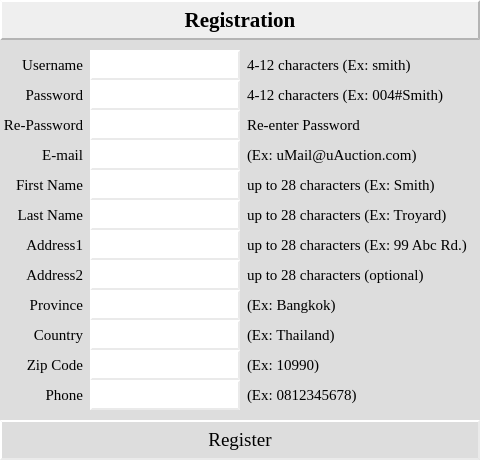
Qt form chimera/ui/register.ui (shiragaP/uAuction) before a commit.
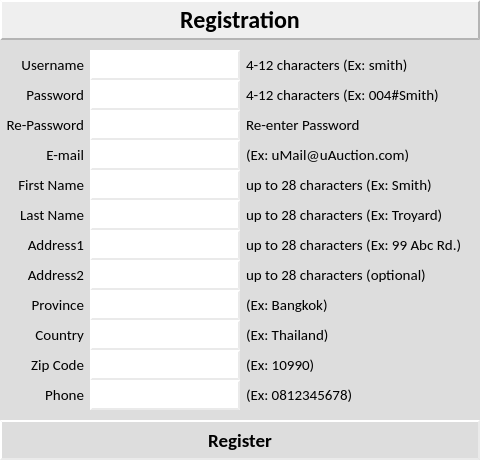
The same form after that commit.

The edit to the form file:
```diff
--- a/chimera/ui/register.ui
+++ b/chimera/ui/register.ui
@@ -85,7 +85,7 @@
    </property>
    <property name="font">
     <font>
-     <family>Times New Roman</family>
+     <family>Calibri</family>
      <pointsize>11</pointsize>
     </font>
    </property>
@@ -123,10 +123,10 @@
    </property>
    <property name="font">
     <font>
-     <family>Times New Roman</family>
+     <family>Calibri</family>
      <pointsize>14</pointsize>
-     <weight>50</weight>
-     <bold>false</bold>
+     <weight>75</weight>
+     <bold>true</bold>
     </font>
    </property>
    <property name="text">
@@ -144,8 +144,8 @@
    </property>
    <property name="font">
     <font>
-     <family>Times New Roman</family>
-     <pointsize>16</pointsize>
+     <family>Calibri</family>
+     <pointsize>18</pointsize>
      <weight>75</weight>
      <bold>true</bold>
     </font>
@@ -168,7 +168,7 @@
    </property>
    <property name="font">
     <font>
-     <family>Times New Roman</family>
+     <family>Calibri</family>
      <pointsize>11</pointsize>
     </font>
    </property>
@@ -190,7 +190,7 @@
    </property>
    <property name="font">
     <font>
-     <family>Times New Roman</family>
+     <family>Calibri</family>
      <pointsize>11</pointsize>
     </font>
    </property>
@@ -212,7 +212,7 @@
    </property>
    <property name="font">
     <font>
-     <family>Times New Roman</family>
+     <family>Calibri</family>
      <pointsize>11</pointsize>
     </font>
    </property>
@@ -234,7 +234,7 @@
    </property>
    <property name="font">
     <font>
-     <family>Times New Roman</family>
+     <family>Calibri</family>
      <pointsize>11</pointsize>
     </font>
    </property>
@@ -256,7 +256,7 @@
    </property>
    <property name="font">
     <font>
-     <family>Times New Roman</family>
+     <family>Calibri</family>
      <pointsize>11</pointsize>
     </font>
    </property>
@@ -278,7 +278,7 @@
    </property>
    <property name="font">
     <font>
-     <family>Times New Roman</family>
+     <family>Calibri</family>
      <pointsize>11</pointsize>
     </font>
    </property>
@@ -300,7 +300,7 @@
    </property>
    <property name="font">
     <font>
-     <family>Times New Roman</family>
+     <family>Calibri</family>
      <pointsize>11</pointsize>
     </font>
    </property>
@@ -322,7 +322,7 @@
    </property>
    <property name="font">
     <font>
-     <family>Times New Roman</family>
+     <family>Calibri</family>
      <pointsize>11</pointsize>
     </font>
    </property>
@@ -344,7 +344,7 @@
    </property>
    <property name="font">
     <font>
-     <family>Times New Roman</family>
+     <family>Calibri</family>
      <pointsize>11</pointsize>
     </font>
    </property>
@@ -366,7 +366,7 @@
    </property>
    <property name="font">
     <font>
-     <family>Times New Roman</family>
+     <family>Calibri</family>
      <pointsize>11</pointsize>
     </font>
    </property>
@@ -388,7 +388,7 @@
    </property>
    <property name="font">
     <font>
-     <family>Times New Roman</family>
+     <family>Calibri</family>
      <pointsize>11</pointsize>
     </font>
    </property>
@@ -410,7 +410,7 @@
    </property>
    <property name="font">
     <font>
-     <family>Times New Roman</family>
+     <family>Calibri</family>
      <pointsize>11</pointsize>
     </font>
    </property>
@@ -432,7 +432,7 @@
    </property>
    <property name="font">
     <font>
-     <family>Times New Roman</family>
+     <family>Calibri</family>
      <pointsize>11</pointsize>
     </font>
    </property>
@@ -454,7 +454,7 @@
    </property>
    <property name="font">
     <font>
-     <family>Times New Roman</family>
+     <family>Calibri</family>
      <pointsize>11</pointsize>
     </font>
    </property>
@@ -476,7 +476,7 @@
    </property>
    <property name="font">
     <font>
-     <family>Times New Roman</family>
+     <family>Calibri</family>
      <pointsize>11</pointsize>
     </font>
    </property>
@@ -498,7 +498,7 @@
    </property>
    <property name="font">
     <font>
-     <family>Times New Roman</family>
+     <family>Calibri</family>
      <pointsize>11</pointsize>
     </font>
    </property>
@@ -520,7 +520,7 @@
    </property>
    <property name="font">
     <font>
-     <family>Times New Roman</family>
+     <family>Calibri</family>
      <pointsize>11</pointsize>
     </font>
    </property>
@@ -542,7 +542,7 @@
    </property>
    <property name="font">
     <font>
-     <family>Times New Roman</family>
+     <family>Calibri</family>
      <pointsize>11</pointsize>
     </font>
    </property>
@@ -564,7 +564,7 @@
    </property>
    <property name="font">
     <font>
-     <family>Times New Roman</family>
+     <family>Calibri</family>
      <pointsize>11</pointsize>
     </font>
    </property>
@@ -746,7 +746,7 @@
    </property>
    <property name="font">
     <font>
-     <family>Times New Roman</family>
+     <family>Calibri</family>
      <pointsize>11</pointsize>
     </font>
    </property>
@@ -768,7 +768,7 @@
    </property>
    <property name="font">
     <font>
-     <family>Times New Roman</family>
+     <family>Calibri</family>
      <pointsize>11</pointsize>
     </font>
    </property>
@@ -806,7 +806,7 @@
    </property>
    <property name="font">
     <font>
-     <family>Times New Roman</family>
+     <family>Calibri</family>
      <pointsize>11</pointsize>
     </font>
    </property>
@@ -828,7 +828,7 @@
    </property>
    <property name="font">
     <font>
-     <family>Times New Roman</family>
+     <family>Calibri</family>
      <pointsize>11</pointsize>
     </font>
    </property>
```
Left out of the diff: 24 changed lines with no effect on the pictures.
